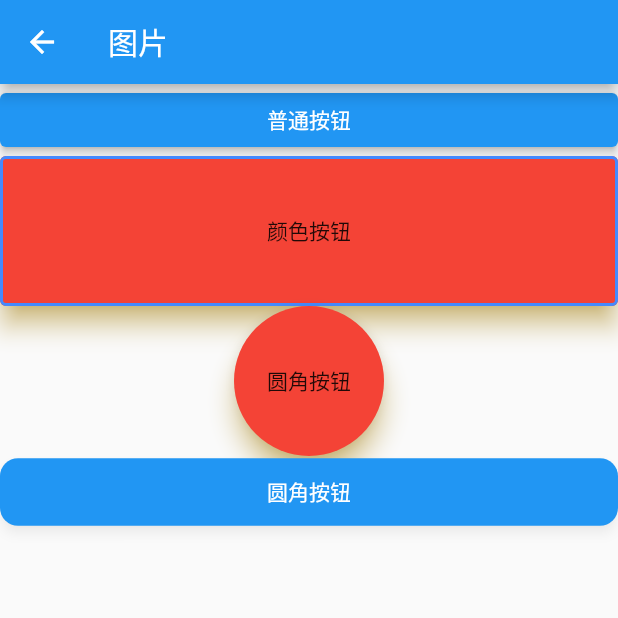
After one commit to terry9309/flutter_demo, a Flutter app: the BaseWeight screen opened directly, after a tap on "Button", on a phone screen of 412 x 824 dp, the top half of it. The commit adds this screen. Run offline on Flutter 3.47's test engine with Material 2 defaults, Android fonts, the phone set to English and light mode, and no system bars; our stand-ins replace fluttertoast, permission_handler; missing offline and left inert: dart:ffi; network calls fail.

Commit message:
基础控件

```diff
--- a/lib/weight/base_weight.dart
+++ b/lib/weight/base_weight.dart
@@ -1,4 +1,7 @@
 import 'package:flutter/material.dart';
+import 'package:flutter_demo/weight/button_page.dart';
+import 'package:flutter_demo/weight/image_page.dart';
+import 'package:flutter_demo/weight/listview_page.dart';
 import 'package:flutter_demo/weight/scaffoldpage.dart';
 import 'package:flutter_demo/weight/textpage.dart';
 
@@ -35,7 +38,36 @@ class BaseWeight extends StatelessWidget {
                             return const ScaffoldPage();
                           }));
                     },
-                    child: const Text("Scaffold"))
+                    child: const Text("Scaffold")),
+
+
+                ElevatedButton(
+                    onPressed: () {
+                      Navigator.push(context,
+                          MaterialPageRoute(builder: (context) {
+                            return const ImagePage();
+                          }));
+                    },
+                    child: const Text("Image")),
+
+                ElevatedButton(
+                    onPressed: () {
+                      Navigator.push(context,
+                          MaterialPageRoute(builder: (context) {
+                            return const ButtonPage();
+                          }));
+                    },
+                    child: const Text("Button")),
+
+
+                ElevatedButton(
+                    onPressed: () {
+                      Navigator.push(context,
+                          MaterialPageRoute(builder: (context) {
+                            return const ListViewPage();
+                          }));
+                    },
+                    child: const Text("ListView"))
               ],
             ),
           ),
--- /dev/null
+++ b/lib/weight/button_page.dart
@@ -0,0 +1,99 @@
+import 'package:flutter/material.dart';
+import 'package:flutter_demo/utils/ToastUtil.dart';
+
+class ButtonPage extends StatelessWidget {
+  const ButtonPage({Key? key}) : super(key: key);
+
+  @override
+  Widget build(BuildContext context) {
+    return Scaffold(
+      appBar: AppBar(
+        title: const Text("图片"),
+      ),
+      body: ListView(children: [
+        ElevatedButton(
+          child: const Text("普通按钮"),
+          onPressed: () {
+            ToastUtil.toastShort("普通按钮");
+          },
+        ),
+        ElevatedButton(
+            onPressed: () {
+              ToastUtil.toastShort("颜色按钮");
+            },
+            style: ButtonStyle(
+              backgroundColor: MaterialStateProperty.all(Colors.red),
+              //背景色
+              foregroundColor: MaterialStateProperty.all(Colors.black87),
+              //字体颜色
+              overlayColor: MaterialStateProperty.all(Colors.cyanAccent),
+              //点击色
+              shadowColor: MaterialStateProperty.all(Colors.amber),
+              //阴影颜色
+              textStyle:
+                  MaterialStateProperty.all(const TextStyle(fontSize: 14)),
+              //字体大小
+              side: MaterialStateProperty.all(
+                  const BorderSide(width: 2, color: Colors.blueAccent)),
+              //边框
+              elevation: MaterialStateProperty.all(7),
+              //阴影
+              minimumSize:
+                  MaterialStateProperty.all(const Size(200, 100)), //最小尺寸
+            ),
+            child: const Text("颜色按钮")),
+        ElevatedButton(
+            onPressed: () {
+              ToastUtil.toastShort("圆角按钮");
+            },
+            style: ButtonStyle(
+                backgroundColor: MaterialStateProperty.all(Colors.red),
+                //背景色
+                foregroundColor: MaterialStateProperty.all(Colors.black87),
+                //字体颜色
+                overlayColor: MaterialStateProperty.all(Colors.cyanAccent),
+                //点击色
+                shadowColor: MaterialStateProperty.all(Colors.amber),
+                //阴影颜色
+                textStyle:
+                    MaterialStateProperty.all(const TextStyle(fontSize: 14)),
+                //字体大小
+                //  side: MaterialStateProperty.all(const BorderSide(width: 2,color: Colors.blueAccent)), //边框
+                elevation: MaterialStateProperty.all(7),
+                //阴影
+
+                minimumSize: MaterialStateProperty.all(const Size(200, 100)),
+                //最小尺寸
+                shape: MaterialStateProperty.all(const CircleBorder(
+                    side: BorderSide(
+                        color: Colors.green, style: BorderStyle.none)))),
+            child: const Text("圆角按钮")),
+        ElevatedButton(
+            onPressed: () {
+              ToastUtil.toastShort("圆角按钮");
+            },
+            style: ButtonStyle(
+                backgroundColor: MaterialStateProperty.all(Colors.blue),
+                //背景色
+                foregroundColor: MaterialStateProperty.all(Colors.white),
+                //字体颜色
+                overlayColor: MaterialStateProperty.all(Colors.cyanAccent),
+                //点击色
+                shadowColor: MaterialStateProperty.all(Colors.black26),
+                //阴影颜色
+                textStyle:
+                    MaterialStateProperty.all(const TextStyle(fontSize: 14)),
+                //字体大小
+                //  side: MaterialStateProperty.all(const BorderSide(width: 2,color: Colors.blueAccent)), //边框
+                elevation: MaterialStateProperty.all(3),
+                //阴影
+
+                minimumSize: MaterialStateProperty.all(const Size(200, 45)),
+                //最小尺寸
+                shape: MaterialStateProperty.all(const RoundedRectangleBorder(
+                    borderRadius: BorderRadius.all(Radius.circular(12))))),
+            child: const Text("圆角按钮"))
+      ]),
+    );
+  }
+}
```
Also changed, not shown: lib/main.dart (+57 -1 lines), lib/utils/ToastUtil.dart (+11 -13 lines), lib/weight/image_page.dart (added, +103 -0 lines), lib/weight/listview_page.dart (added, +44 -0 lines), lib/weight/scaffoldpage.dart (+9 -3 lines), pubspec.yaml (+15 -0 lines), assets/images/2.0x/bg.png (added), assets/images/bg.png (added), assets/images/ic_launcher.png (added), pubspec.lock, 2 other files.
